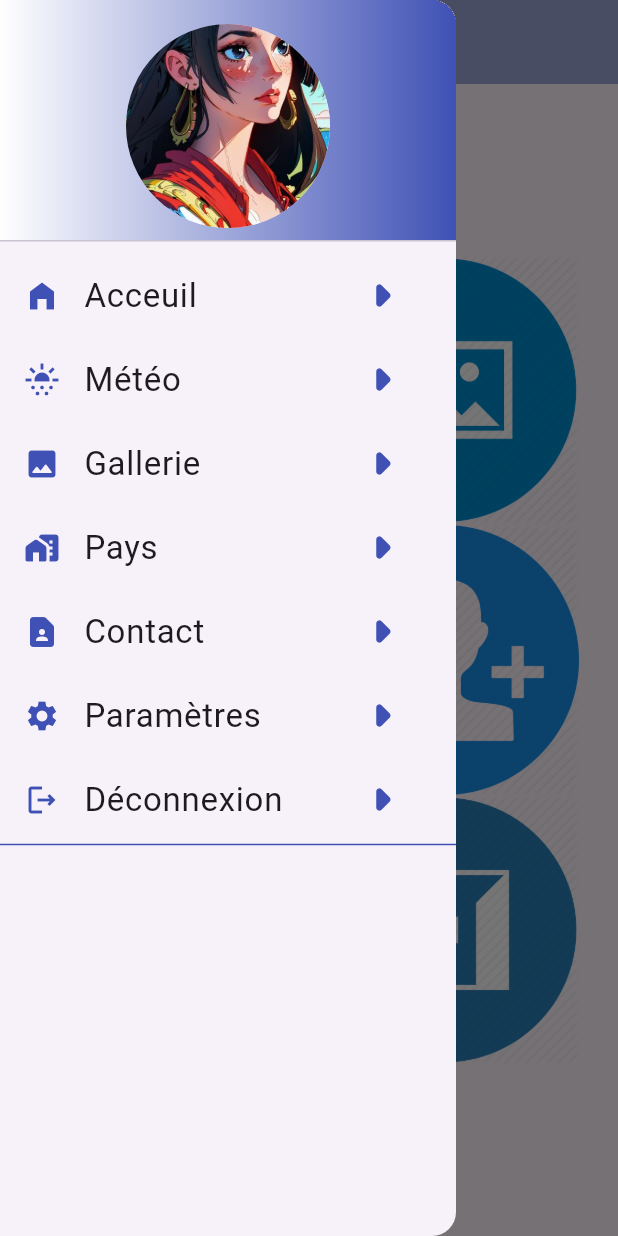
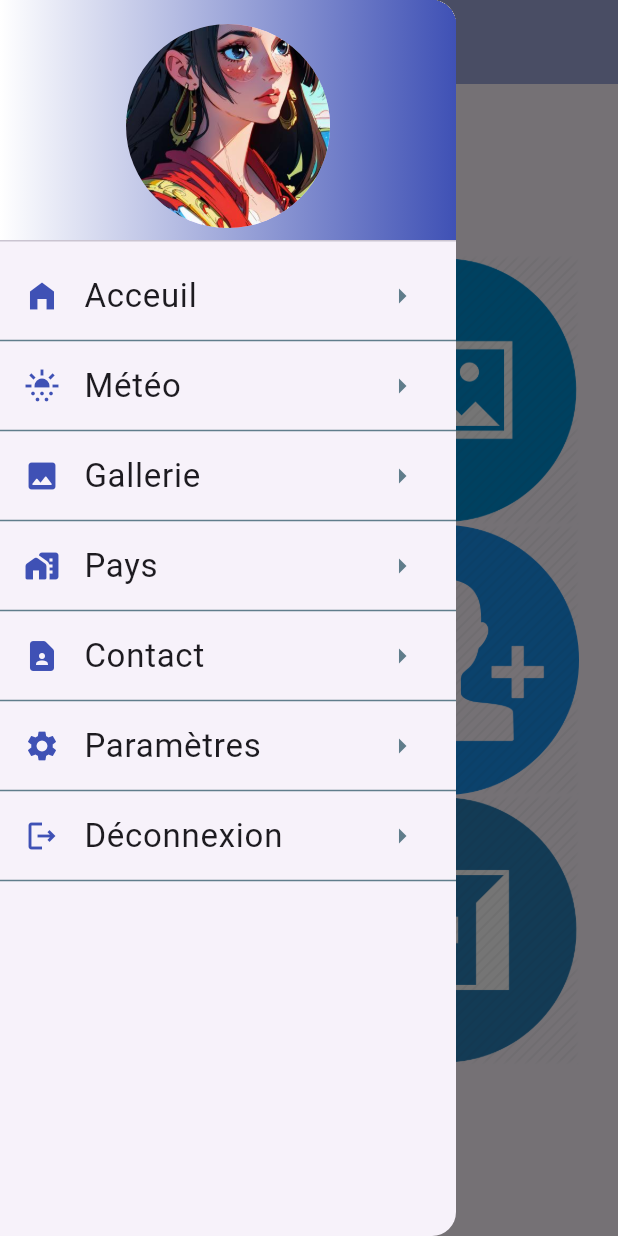
Before and after one commit to AbirAloulou/Voyage_mobile, a Flutter app: the HomePage screen opened by its route, with the side drawer open, on a phone screen of 412 x 824 dp. Run offline on Flutter 3.47's test engine with Material 3 defaults, Android fonts, the phone set to English and light mode, and no system bars; our stand-ins replace shared_preferences; accounts and stored records are empty.

Commit message:
Atelier 4 : drawer and routes to pages

```diff
--- /dev/null
+++ b/lib/config/global.params.dart
@@ -0,0 +1,71 @@
+import 'package:flutter/material.dart';
+
+class GlobalParams {
+  static List<Map<String, dynamic>> menus = [
+    {
+      "title": "Acceuil",
+      "icon": Icon(
+        Icons.home_filled,
+        color: Colors.indigo,
+      ),
+      "route": "/home"
+    },
+    {
+      "title": "Météo",
+      "icon": Icon(
+        Icons.sunny_snowing,
+        color: Colors.indigo,
+      ),
+      "route": "/meteo"
+    },
+    {
+      "title": "Gallerie",
+      "icon": Icon(
+        Icons.image_rounded,
+        color: Colors.indigo,
+      ),
+      "route": "/gallerie"
+    },
+    {
+      "title": "Pays",
+      "icon": Icon(
+        Icons.maps_home_work_rounded,
+        color: Colors.indigo,
+      ),
+      "route": "/pays"
+    },
+    {
+      "title": "Contact",
+      "icon": Icon(
+        Icons.contact_page_rounded,
+        color: Colors.indigo,
+      ),
+      "route": "/contact"
+    },
+    {
+      "title": "Paramètres",
+      "icon": Icon(
+        Icons.settings,
+        color: Colors.indigo,
+      ),
+      "route": "/parametres"
+    },
+    {
+      "title": "Déconnexion",
+      "icon": Icon(
+        Icons.logout_outlined,
+        color: Colors.indigo,
+      ),
+      "route": "/login"
+    },
+  ];
+
+  static List<Map<String, dynamic>> accueil = [
+    {"title": "images/meteo.png", "route": "/meteo"},
+    {"title": "images/gallerie.png", "route": "/gallerie"},
+    {"title": "images/pays.png", "route": "/pays"},
+    {"title": "images/contact.png", "route": "/contact"},
+    {"title": "images/parametres.png", "route": "/parametres"},
+    {"title": "images/deconnexion.png", "route": "/login"},
+  ];
+}
--- a/lib/menu/drawer.widget.dart
+++ b/lib/menu/drawer.widget.dart
@@ -1,5 +1,6 @@
 import 'package:flutter/material.dart';
 import 'package:shared_preferences/shared_preferences.dart';
+import 'package:voyage/config/global.params.dart';
 
 class MyDrawer extends StatelessWidget {
   late SharedPreferences prefs;
@@ -9,7 +10,7 @@ class MyDrawer extends StatelessWidget {
     return Drawer(
       child: ListView(
         children: [
-          DrawerHeader(
+          const DrawerHeader(
             decoration: BoxDecoration(
                 gradient:
                     LinearGradient(colors: [Colors.white, Colors.indigo])),
@@ -20,139 +21,175 @@ class MyDrawer extends StatelessWidget {
               ),
             ),
           ),
+          //method 1
+          // ListTile(
+          //   title: const Text(
+          //     'Acceuil',
+          //     style: TextStyle(fontSize: 22),
+          //   ),
+          //   leading: const Icon(
+          //     Icons.home_filled,
+          //     color: Colors.indigo,
+          //   ),
+          //   trailing: const Icon(
+          //     Icons.arrow_right_rounded,
+          //     color: Colors.indigo,
+          //     size: 50,
+          //   ),
+          //   onTap: () {
+          //     Navigator.pop(context);
+          //     Navigator.pushNamed(context, '/home');
+          //   },
+          // ),
+          // ListTile(
+          //   title: const Text(
+          //     'Météo',
+          //     style: TextStyle(fontSize: 22),
+          //   ),
+          //   leading: const Icon(
+          //     Icons.sunny_snowing,
+          //     color: Colors.indigo,
+          //   ),
+          //   trailing: const Icon(
+          //     Icons.arrow_right_rounded,
+          //     color: Colors.indigo,
+          //     size: 50,
+          //   ),
+          //   onTap: () {
+          //     Navigator.pushNamed(context, '/meteo');
+          //   },
+          // ),
+          // ListTile(
+          //   title: const Text(
+          //     'Gallerie',
+          //     style: TextStyle(fontSize: 22),
+          //   ),
+          //   leading: const Icon(
+          //     Icons.image_rounded,
+          //     color: Colors.indigo,
+          //   ),
+          //   trailing: const Icon(
+          //     Icons.arrow_right_rounded,
+          //     color: Colors.indigo,
+          //     size: 50,
+          //   ),
+          //   onTap: () {
+          //     Navigator.pushNamed(context, '/gallerie');
+          //   },
+          // ),
+          // ListTile(
+          //   title: const Text(
+          //     'Pays',
+          //     style: TextStyle(fontSize: 22),
+          //   ),
+          //   leading: const Icon(
+          //     Icons.maps_home_work_rounded,
+          //     color: Colors.indigo,
+          //   ),
+          //   trailing: const Icon(
+          //     Icons.arrow_right_rounded,
+          //     color: Colors.indigo,
+          //     size: 50,
+          //   ),
+          //   onTap: () {
+          //     Navigator.pushNamed(context, '/pays');
+          //   },
+          // ),
+          // ListTile(
+          //   title: const Text(
+          //     'Contact',
+          //     style: TextStyle(fontSize: 22),
+          //   ),
+          //   leading: const Icon(
+          //     Icons.contact_page_rounded,
+          //     color: Colors.indigo,
+          //   ),
+          //   trailing: const Icon(
+          //     Icons.arrow_right_rounded,
+          //     color: Colors.indigo,
+          //     size: 50,
+          //   ),
+          //   onTap: () {
+          //     Navigator.pushNamed(context, '/contact');
+          //   },
+          // ),
+          // ListTile(
+          //   title: const Text(
+          //     'Paramètres',
+          //     style: TextStyle(fontSize: 22),
+          //   ),
+          //   leading: const Icon(
+          //     Icons.settings,
+          //     color: Colors.indigo,
+          //   ),
+          //   trailing: const Icon(
+          //     Icons.arrow_right_rounded,
+          //     color: Colors.indigo,
+          //     size: 50,
+          //   ),
+          //   onTap: () {
+          //     Navigator.pushNamed(context, '/parametres');
+          //   },
+          // ),
+          // ListTile(
+          //   title: const Text(
+          //     'Déconnexion',
+          //     style: TextStyle(fontSize: 22),
+          //   ),
+          //   leading: const Icon(
+          //     Icons.logout_outlined,
+          //     color: Colors.indigo,
+          //   ),
+          //   trailing: const Icon(
+          //     Icons.arrow_right_rounded,
+          //     color: Colors.indigo,
+          //     size: 50,
+          //   ),
+          //   onTap: () async {
+          //     prefs = await SharedPreferences.getInstance();
+          //     prefs.setBool("connecte", false);
+          //     Navigator.pushNamedAndRemoveUntil(
+          //         context, '/login', (route) => false);
+          //   },
+          // ),
+          // const Divider(
+          //   height: 4,
+          //   color: Colors.indigo,
+          // )
+          //method 2
+          //1. configure the global.params.dart file
+          //2.
+          ...(GlobalParams.menus as List).map(
+            (item) {
+              return Column(
+                children: [
                   ListTile(
                     title: Text(
-              'Acceuil',
+                      '${item['title']}',
                       style: TextStyle(fontSize: 22),
                     ),
-            leading: Icon(
-              Icons.home_filled,
-              color: Colors.indigo,
-            ),
+                    leading: item['icon'],
                     trailing: Icon(
-              Icons.arrow_right_rounded,
-              color: Colors.indigo,
-              size: 50,
-            ),
-            onTap: () {
-              Navigator.pushNamed(context, '/home');
-            },
-          ),
-          ListTile(
-            title: Text(
-              'Météo',
-              style: TextStyle(fontSize: 22),
-            ),
-            leading: Icon(
-              Icons.sunny_snowing,
-              color: Colors.indigo,
-            ),
-            trailing: Icon(
-              Icons.arrow_right_rounded,
-              color: Colors.indigo,
-              size: 50,
-            ),
-            onTap: () {
-              Navigator.pushNamed(context, '/meteo');
-            },
-          ),
-          ListTile(
-            title: Text(
-              'Gallerie',
-              style: TextStyle(fontSize: 22),
-            ),
-            leading: Icon(
-              Icons.image_rounded,
-              color: Colors.indigo,
-            ),
-            trailing: Icon(
-              Icons.arrow_right_rounded,
-              color: Colors.indigo,
-              size: 50,
-            ),
-            onTap: () {
-              Navigator.pushNamed(context, '/gallerie');
-            },
-          ),
-          ListTile(
-            title: Text(
-              'Pays',
-              style: TextStyle(fontSize: 22),
-            ),
-            leading: Icon(
-              Icons.maps_home_work_rounded,
-              color: Colors.indigo,
-            ),
-            trailing: Icon(
-              Icons.arrow_right_rounded,
-              color: Colors.indigo,
-              size: 50,
-            ),
-            onTap: () {
-              Navigator.pushNamed(context, '/pays');
-            },
-          ),
-          ListTile(
-            title: Text(
-              'Contact',
-              style: TextStyle(fontSize: 22),
-            ),
-            leading: Icon(
-              Icons.contact_page_rounded,
-              color: Colors.indigo,
-            ),
-            trailing: Icon(
-              Icons.arrow_right_rounded,
-              color: Colors.indigo,
-              size: 50,
-            ),
-            onTap: () {
-              Navigator.pushNamed(context, '/contact');
-            },
-          ),
-          ListTile(
-            title: Text(
-              'Paramètres',
-              style: TextStyle(fontSize: 22),
-            ),
-            leading: Icon(
-              Icons.settings,
-              color: Colors.indigo,
-            ),
-            trailing: Icon(
-              Icons.arrow_right_rounded,
-              color: Colors.indigo,
-              size: 50,
-            ),
-            onTap: () {
-              Navigator.pushNamed(context, '/parametres');
-            },
-          ),
-          ListTile(
-            title: Text(
-              'Déconnexion',
-              style: TextStyle(fontSize: 22),
-            ),
-            leading: Icon(
-              Icons.logout_outlined,
-              color: Colors.indigo,
-            ),
-            trailing: Icon(
-              Icons.arrow_right_rounded,
-              color: Colors.indigo,
-              size: 50,
+                      Icons.arrow_right,
+                      color: Colors.blueGrey,
                     ),
                     onTap: () async {
+                      if ('${item['title']}' != "Déconnexion") {
+                        Navigator.pop(context);
+                        Navigator.pushNamed(context, "${item['route']}");
+                      } else {
                         prefs = await SharedPreferences.getInstance();
                         prefs.setBool("connecte", false);
                         Navigator.pushNamedAndRemoveUntil(
                             context, '/login', (route) => false);
+                      }
                     },
                   ),
-          Divider(
-            height: 4,
-            color: Colors.indigo,
-          )
+                  Divider(height: 4, color: Colors.blueGrey),
+                ],
+              );
+            },
+          ),
         ],
       ),
     );
--- a/lib/pages/home.page.dart
+++ b/lib/pages/home.page.dart
@@ -1,5 +1,6 @@
 import 'package:flutter/material.dart';
 import 'package:shared_preferences/shared_preferences.dart';
+import '../config/global.params.dart';
 import '../menu/drawer.widget.dart';
 
 class HomePage extends StatelessWidget {
@@ -9,7 +10,7 @@ class HomePage extends StatelessWidget {
     return Scaffold(
         drawer: MyDrawer(),
         appBar: AppBar(
-          title: Text(
+          title: const Text(
             'Home Page',
             style: TextStyle(color: Colors.white),
           ),
@@ -18,69 +19,91 @@ class HomePage extends StatelessWidget {
         body: Center(
           child: Wrap(
             children: [
-              InkWell(
+              //méthode 1
+              // InkWell(
+              //   child: Ink.image(
+              //     height: 180,
+              //     width: 180,
+              //     image: const AssetImage('images/meteo.png'),
+              //   ),
+              //   onTap: () {
+              //     Navigator.pushNamed(context, '/meteo');
+              //   },
+              // ),
+              // InkWell(
+              //   child: Ink.image(
+              //     height: 180,
+              //     width: 180,
+              //     image: const AssetImage('images/gallerie.png'),
+              //   ),
+              //   onTap: () {
+              //     Navigator.pushNamed(context, '/gallerie');
+              //   },
+              // ),
+              // InkWell(
+              //   child: Ink.image(
+              //     height: 180,
+              //     width: 180,
+              //     image: const AssetImage('images/pays.png'),
+              //   ),
+              //   onTap: () {
+              //     Navigator.pushNamed(context, '/pays');
+              //   },
+              // ),
+              // InkWell(
+              //   child: Ink.image(
+              //     height: 180,
+              //     width: 180,
+              //     image: const AssetImage('images/contact.png'),
+              //   ),
+              //   onTap: () {
+              //     Navigator.pushNamed(context, '/contact');
+              //   },
+              // ),
+              // InkWell(
+              //   child: Ink.image(
+              //     height: 180,
+              //     width: 180,
+              //     image: const AssetImage('images/parametres.png'),
+              //   ),
+              //   onTap: () {
+              //     Navigator.pushNamed(context, '/parametres');
+              //   },
+              // ),
+              // InkWell(
+              //   child: Ink.image(
+              //     height: 180,
+              //     width: 180,
+              //     image: const AssetImage('images/deconnexion.png'),
+              //   ),
+              //   onTap: () async {
+              //     prefs = await SharedPreferences.getInstance();
+              //     prefs.setBool("connecte", false);
+              //     Navigator.pushNamedAndRemoveUntil(
+              //         context, '/login', (route) => false);
+              //   },
+              // ),
+              //méthode 2
+              ...(GlobalParams.accueil as List).map((item) {
+                return InkWell(
                   child: Ink.image(
                     height: 180,
                     width: 180,
-                  image: AssetImage('images/meteo.png'),
-                ),
-                onTap: () {
-                  Navigator.pushNamed(context, '/meteo');
-                },
-              ),
-              InkWell(
-                child: Ink.image(
-                  height: 180,
-                  width: 180,
-                  image: AssetImage('images/gallerie.png'),
-                ),
-                onTap: () {
-                  Navigator.pushNamed(context, '/gallerie');
-                },
-              ),
-              InkWell(
-                child: Ink.image(
-                  height: 180,
-                  width: 180,
-                  image: AssetImage('images/pays.png'),
-                ),
-                onTap: () {
-                  Navigator.pushNamed(context, '/pays');
-                },
-              ),
-              InkWell(
-                child: Ink.image(
-                  height: 180,
-                  width: 180,
-                  image: AssetImage('images/contact.png'),
-                ),
-                onTap: () {
-                  Navigator.pushNamed(context, '/contact');
-                },
-              ),
-              InkWell(
-                child: Ink.image(
-                  height: 180,
-                  width: 180,
-                  image: AssetImage('images/parametres.png'),
-                ),
-                onTap: () {
-                  Navigator.pushNamed(context, '/parametres');
-                },
-              ),
-              InkWell(
-                child: Ink.image(
-                  height: 180,
-                  width: 180,
-                  image: AssetImage('images/deconnexion.png'),
+                    image: AssetImage('${item['title']}'),
                   ),
                   onTap: () async {
+                    if ('${item['title']}' != "images/deconnexion.png") {
+                      Navigator.pop(context);
+                      Navigator.pushNamed(context, "${item['route']}");
+                    } else {
                       prefs = await SharedPreferences.getInstance();
                       prefs.setBool("connecte", false);
                       Navigator.pushNamedAndRemoveUntil(
                           context, '/login', (route) => false);
+                    }
                   },
-              ),
+                );
+              }),
             ],
           ),
           // child: ElevatedButton(
```
Lines whose indentation alone changed are shown as unchanged.
